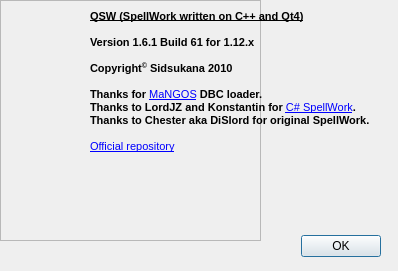
Old version of the form QSW/AboutFormUI.ui in the repository sidsukana/QSpellWork.
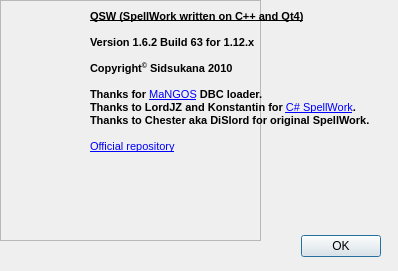
New version of the form. Icons and pictures are not drawn.

Commit message: [63] Fix GCC build and warnings. Thanks narma.

```diff
--- a/QSW/AboutFormUI.ui
+++ b/QSW/AboutFormUI.ui
@@ -83,7 +83,7 @@
 &lt;/style&gt;&lt;/head&gt;&lt;body style=&quot; font-family:'MS Shell Dlg 2'; font-size:8.25pt; font-weight:400; font-style:normal;&quot;&gt;
 &lt;p style=&quot; margin-top:0px; margin-bottom:0px; margin-left:0px; margin-right:0px; -qt-block-indent:0; text-indent:0px;&quot;&gt;&lt;span style=&quot; font-size:8pt; font-weight:600; text-decoration: underline;&quot;&gt;QSW (SpellWork written on C++ and Qt4)&lt;/span&gt;&lt;/p&gt;
 &lt;p style=&quot;-qt-paragraph-type:empty; margin-top:0px; margin-bottom:0px; margin-left:0px; margin-right:0px; -qt-block-indent:0; text-indent:0px; font-size:8pt; font-weight:600;&quot;&gt;&lt;/p&gt;
-&lt;p style=&quot; margin-top:0px; margin-bottom:0px; margin-left:0px; margin-right:0px; -qt-block-indent:0; text-indent:0px;&quot;&gt;&lt;span style=&quot; font-size:8pt; font-weight:600;&quot;&gt;Version 1.6.1 Build 61 for 1.12.x&lt;/span&gt;&lt;/p&gt;
+&lt;p style=&quot; margin-top:0px; margin-bottom:0px; margin-left:0px; margin-right:0px; -qt-block-indent:0; text-indent:0px;&quot;&gt;&lt;span style=&quot; font-size:8pt; font-weight:600;&quot;&gt;Version 1.6.2 Build 63 for 1.12.x&lt;/span&gt;&lt;/p&gt;
 &lt;p style=&quot;-qt-paragraph-type:empty; margin-top:0px; margin-bottom:0px; margin-left:0px; margin-right:0px; -qt-block-indent:0; text-indent:0px; font-size:8pt; font-weight:600;&quot;&gt;&lt;/p&gt;
 &lt;p style=&quot; margin-top:0px; margin-bottom:0px; margin-left:0px; margin-right:0px; -qt-block-indent:0; text-indent:0px;&quot;&gt;&lt;span style=&quot; font-size:8pt; font-weight:600;&quot;&gt;Copyright&lt;/span&gt;&lt;span style=&quot; font-size:8pt; font-weight:600; vertical-align:super;&quot;&gt;©&lt;/span&gt;&lt;span style=&quot; font-size:8pt; font-weight:600;&quot;&gt; Sidsukana 2010&lt;/span&gt;&lt;/p&gt;
 &lt;p style=&quot;-qt-paragraph-type:empty; margin-top:0px; margin-bottom:0px; margin-left:0px; margin-right:0px; -qt-block-indent:0; text-indent:0px; font-size:8pt; font-weight:600;&quot;&gt;&lt;/p&gt;
```
The commit also changes 6 other files.
